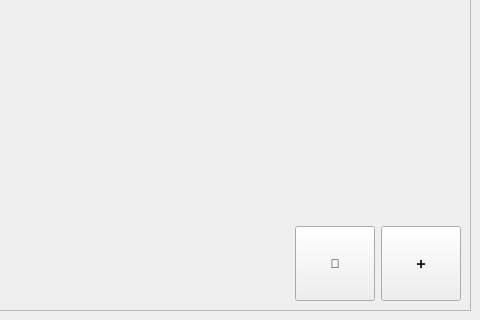
First picture: the form in ui/library.ui, repository venterum/ReelKeeper, before the edit; both pictures show x 800 to 1280 and y 400 to 720 of the 1280 by 720 pixel window.
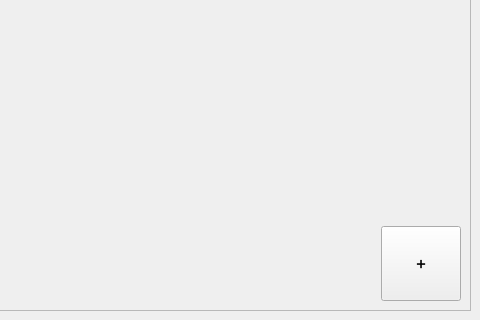
Second picture: the form after the edit.

```diff
--- a/ui/library.ui
+++ b/ui/library.ui
@@ -151,31 +151,6 @@
              </property>
             </spacer>
            </item>
-           <item alignment="Qt::AlignRight|Qt::AlignBottom">
-            <widget class="QPushButton" name="searchButton">
-             <property name="sizePolicy">
-              <sizepolicy hsizetype="Preferred" vsizetype="Fixed">
-               <horstretch>0</horstretch>
-               <verstretch>0</verstretch>
-              </sizepolicy>
-             </property>
-             <property name="minimumSize">
-              <size>
-               <width>75</width>
-               <height>75</height>
-              </size>
-             </property>
-             <property name="text">
-              <string>🔎</string>
-             </property>
-             <property name="iconSize">
-              <size>
-               <width>32</width>
-               <height>32</height>
-              </size>
-             </property>
-            </widget>
-           </item>
            <item alignment="Qt::AlignRight|Qt::AlignBottom">
             <widget class="QPushButton" name="addButton">
              <property name="sizePolicy">
```
